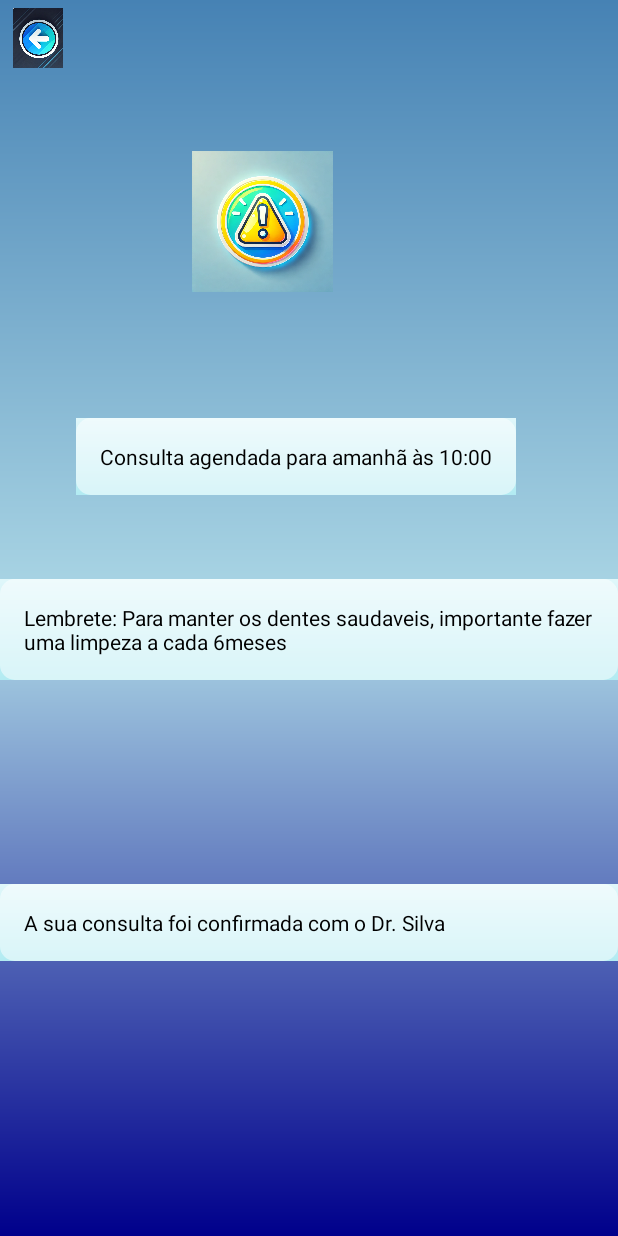
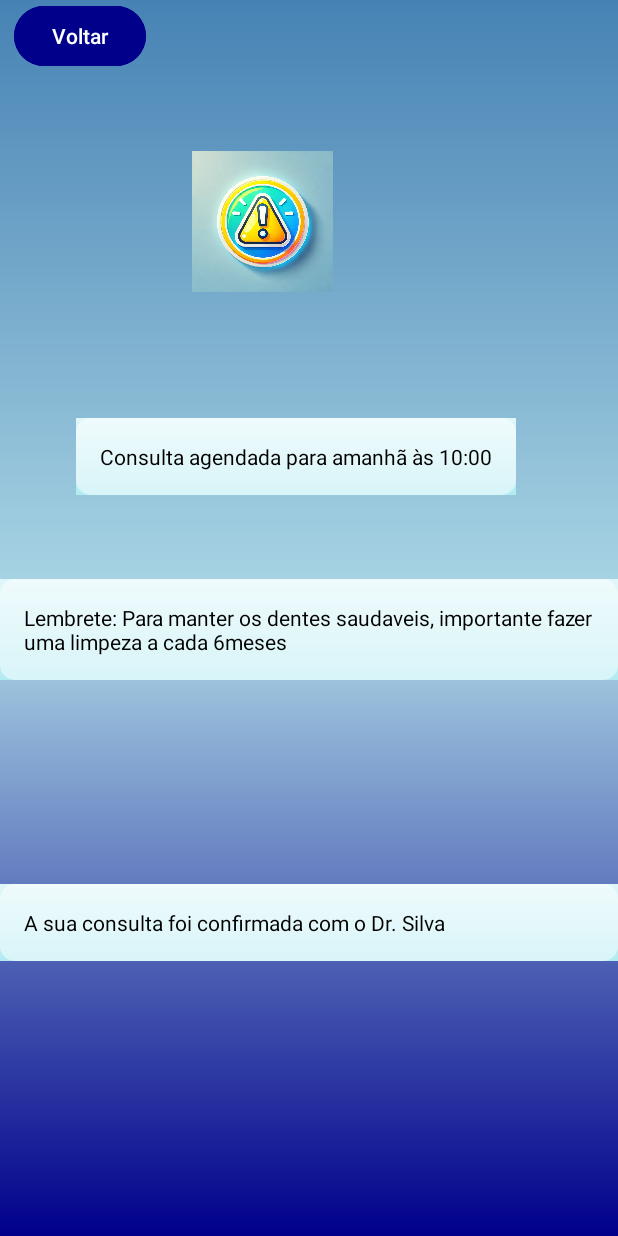
Before and after one commit to Araujopedro/OdontoPrev_Mobile, an Android app: the AlertasActivity screen opened directly, with no data from a screen before it, on a phone screen of 412 x 824 dp. Run offline under Robolectric (Android 15) with nearby library versions, the phone set to English and light mode, and no system bars; 1 statement that could not run was skipped.

Commit message:
Update activity_alertas.xml

```diff
--- a/app/src/main/res/layout/activity_alertas.xml
+++ b/app/src/main/res/layout/activity_alertas.xml
@@ -1,20 +1,20 @@
 <?xml version="1.0" encoding="utf-8"?>
 <androidx.constraintlayout.widget.ConstraintLayout xmlns:android="http://schemas.android.com/apk/res/android"
     xmlns:app="http://schemas.android.com/apk/res-auto"
-    xmlns:tools="http://schemas.android.com/tools"
     android:layout_width="match_parent"
     android:layout_height="match_parent"
     android:background="@drawable/backgroud">
 
-    <ImageView
-        android:id="@+id/icon_back"
-        android:layout_width="40dp"
-        android:layout_height="40dp"
-        android:layout_margin="5dp"
-        android:contentDescription="@string/back_to_funcionalidades"
-        android:src="@drawable/ic_icone"
+    <Button
+        android:id="@+id/buttonBack"
+        android:layout_width="wrap_content"
+        android:layout_height="wrap_content"
+        android:backgroundTint="@color/blue_dark"
+        android:text="Voltar"
+        android:textColor="@android:color/white"
+        app:layout_constraintTop_toTopOf="parent"
         app:layout_constraintStart_toStartOf="parent"
-        app:layout_constraintTop_toTopOf="parent" />
+        android:layout_marginStart="9dp" />
 
 
     <ImageView
```
